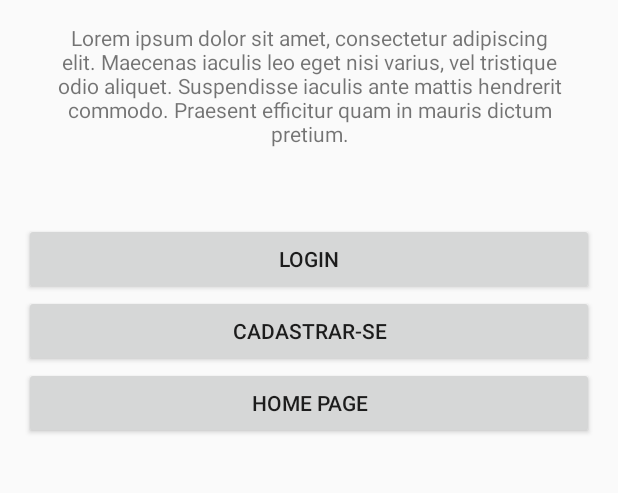
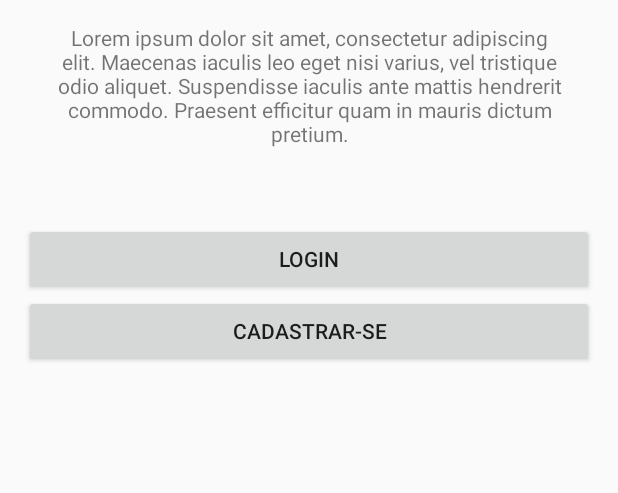
Before and after one commit to pauladbol/Cookfy_App, an Android app: the screen it shows after launch (MainActivity), on a phone screen of 412 x 824 dp, the part 252-745 px from its top. Run offline under Robolectric (Android 15) with nearby library versions, the phone set to English and light mode, and no system bars.

Commit message:
Fim sprint 1

```diff
--- a/app/src/main/java/com/livrodereceitas/cookfy/ImagemPagerAdapter.java
+++ b/app/src/main/java/com/livrodereceitas/cookfy/ImagemPagerAdapter.java
@@ -44,9 +44,9 @@ public class ImagemPagerAdapter extends PagerAdapter {
 
         container.addView(ll);
 
-//        ImageView logo = new ImageView(ctx);
-//        logo.setImageResource(R.drawable.logo_mini);
-//        ll.addView(logo);
+        ImageView logo = new ImageView(ctx);
+        logo.setImageResource(R.drawable.logo_mini);
+        ll.addView(logo);
 
         ImageView iv = new ImageView(ctx);
         iv.setImageResource(imagens[position]);
--- a/app/src/main/java/com/livrodereceitas/cookfy/LoginActivity.java
+++ b/app/src/main/java/com/livrodereceitas/cookfy/LoginActivity.java
@@ -29,6 +29,7 @@ import android.widget.AutoCompleteTextView;
 import android.widget.Button;
 import android.widget.EditText;
 import android.widget.TextView;
+import android.widget.Toast;
 
 import java.util.ArrayList;
 import java.util.List;
@@ -172,6 +173,7 @@ public class LoginActivity extends AppCompatActivity implements LoaderCallbacks<
         if (password.length()<6) {
             //!TextUtils.isEmpty(password) && !isPasswordValid(password)
            // mPasswordView.setError(getString(R.string.error_invalid_password));
+            mPasswordView.setError("Senha invalida");
             focusView = mPasswordView;
             cancel = true;
             return logou = false;
--- a/app/src/main/java/com/livrodereceitas/cookfy/MainActivity.java
+++ b/app/src/main/java/com/livrodereceitas/cookfy/MainActivity.java
@@ -33,14 +33,14 @@ public class MainActivity extends AppCompatActivity {
             }
         });
 
-        Button home = (Button) findViewById(R.id.main2);
+       // Button home = (Button) findViewById(R.id.main2);
 
-        home.setOnClickListener(new View.OnClickListener(){
+        /*home.setOnClickListener(new View.OnClickListener(){
             @Override
             public void onClick(View v){
                 Intent intentHome = new Intent(MainActivity.this,Main2Activity.class);
                 startActivity(intentHome);
             }
-        });
+        });*/
     }
 }
--- a/app/src/main/res/layout/activity_main.xml
+++ b/app/src/main/res/layout/activity_main.xml
@@ -47,12 +47,12 @@
             android:text="Cadastrar-se"
             android:id="@+id/cadastrar"
         />
-        <Button
+       <!-- <Button
             android:layout_width="match_parent"
             android:layout_height="wrap_content"
             android:text="Home Page"
             android:id="@+id/main2"
-            />
+            />-->
 
     </GridLayout>
 </ScrollView>
```
Also changed, not shown: app/src/main/res/layout/activity_main2.xml (+0 -7 lines).
